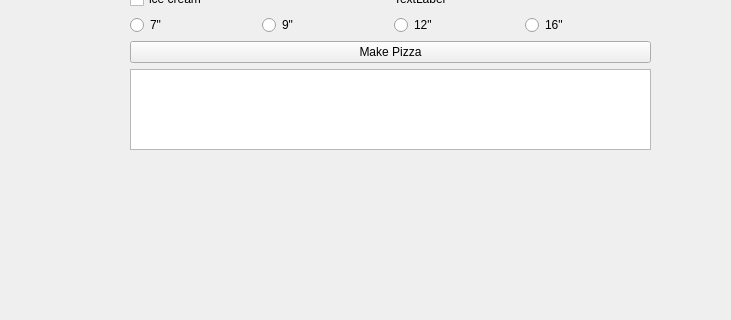
First picture: the form in mainwindow.ui, repository TheStoneGoblin/CS4076, before the edit; both pictures show x 0 to 731 and y 191 to 511 of the 814 by 600 pixel window.
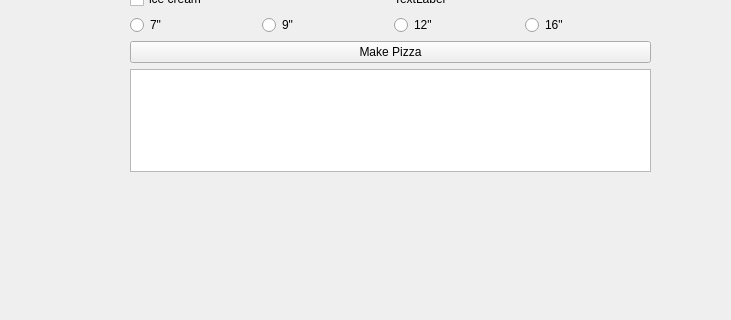
Second picture: the form after the edit.

Commit message: changed food constants to protected

```diff
--- a/mainwindow.ui
+++ b/mainwindow.ui
@@ -20,7 +20,7 @@
       <x>130</x>
       <y>50</y>
       <width>521</width>
-      <height>291</height>
+      <height>313</height>
      </rect>
     </property>
     <layout class="QGridLayout" name="gridLayout">
```
Left out of the diff: 110 changed lines with no effect on the pictures. The commit also changes 2 other files.
